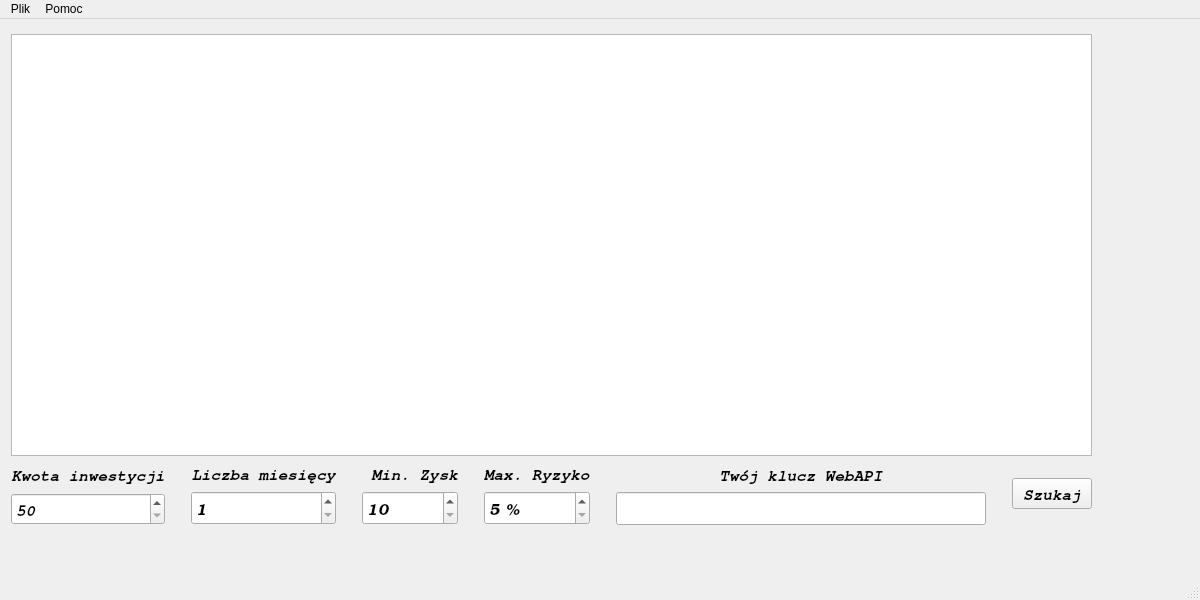
First picture: the form in mainForm.ui, repository DjVidiX/kokos-project, before the edit.
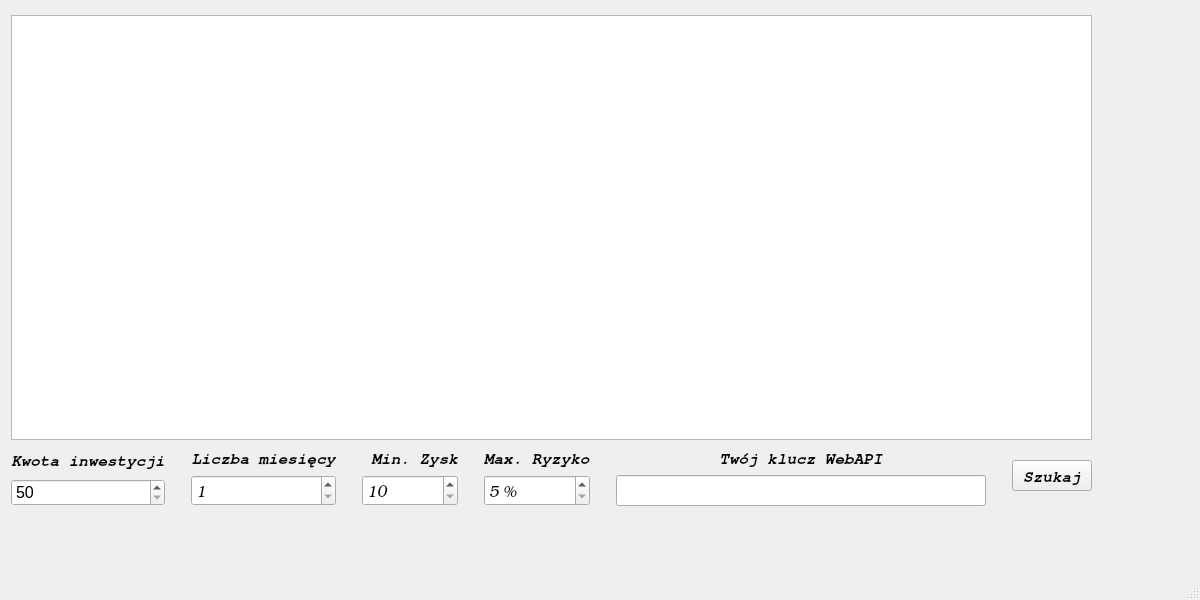
Second picture: the form after the edit. Icons and pictures are not drawn.

Commit message: Toolbar deleted, background improved, more cos tam

Diff of the .ui file:
```diff
--- a/mainForm.ui
+++ b/mainForm.ui
@@ -31,6 +31,9 @@
   <property name="autoFillBackground">
    <bool>false</bool>
   </property>
+  <property name="styleSheet">
+   <string notr="true">QMainWindow {font-size : 400px; color : blue; background-image: url('plaza.jpg'); background-repeat:no-repeat;}</string>
+  </property>
   <property name="locale">
    <locale language="Polish" country="Poland"/>
   </property>
@@ -425,34 +428,6 @@
     </layout>
    </widget>
   </widget>
-  <widget class="QMenuBar" name="menubar">
-   <property name="geometry">
-    <rect>
-     <x>0</x>
-     <y>0</y>
-     <width>1200</width>
-     <height>19</height>
-    </rect>
-   </property>
-   <widget class="QMenu" name="menuPlik">
-    <property name="title">
-     <string>Plik</string>
-    </property>
-    <addaction name="actionAktualizuj_Baze_Danych"/>
-    <addaction name="separator"/>
-    <addaction name="EndApp"/>
-   </widget>
-   <widget class="QMenu" name="menuHelp">
-    <property name="title">
-     <string>Pomoc</string>
-    </property>
-    <addaction name="AboutAutors"/>
-    <addaction name="separator"/>
-    <addaction name="AboutApp"/>
-   </widget>
-   <addaction name="menuPlik"/>
-   <addaction name="menuHelp"/>
-  </widget>
   <widget class="QStatusBar" name="statusbar"/>
   <action name="actionAktualizuj_Baze_Danych">
    <property name="checkable">
```
Left out of the diff: 31 changed lines with no effect on the pictures. The commit also changes 3 other files.
